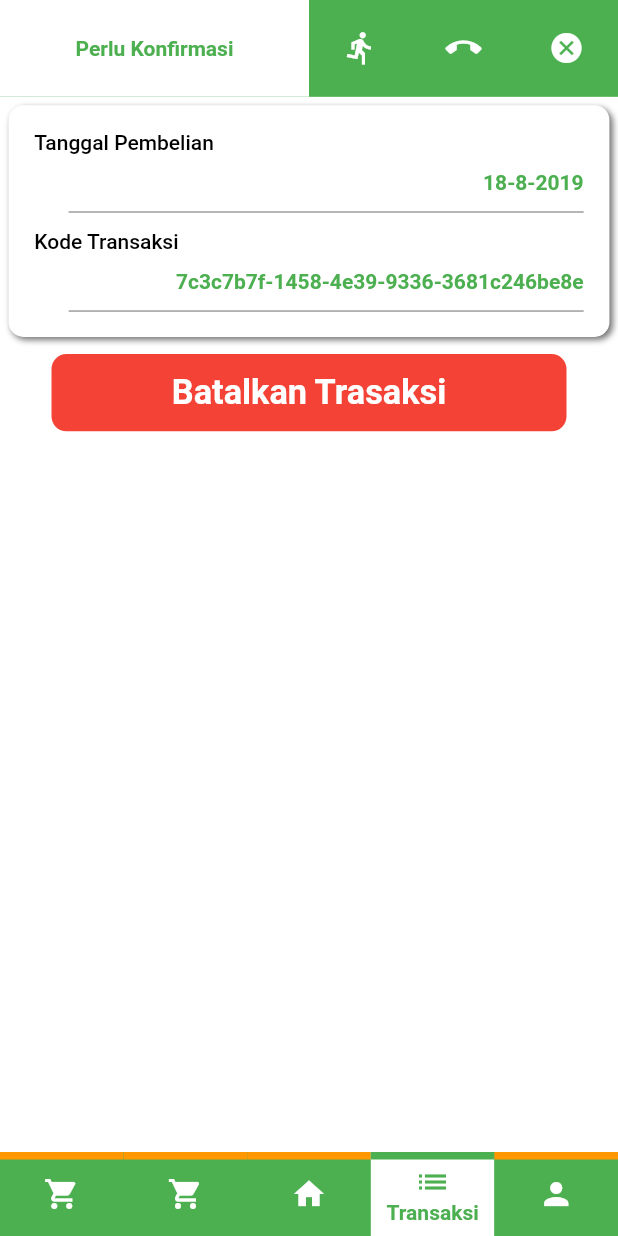
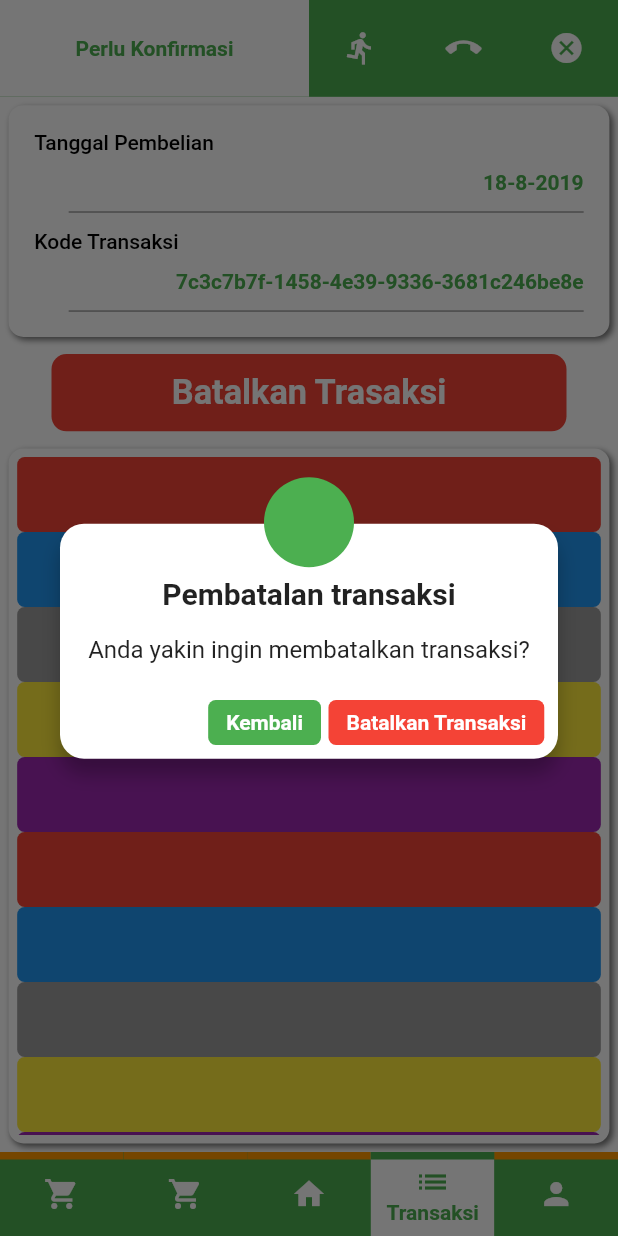
Before and after one commit to ilhamfu/pertani_shop, a Flutter app: the HomePage screen opened directly, item 3 of the bottom bar chosen, after a tap on "Batalkan Trasaksi", on a phone screen of 412 x 824 dp. Run offline on Flutter 3.47's test engine with Material 2 defaults, Android fonts, the phone set to English and light mode, and no system bars; our stand-ins replace bloc, cached_network_image, equatable, firebase_auth, flutter_bloc, flutter_screenutil and 3 more; missing offline and left inert: flutter_facebook_login; accounts and stored records are empty; network calls fail.

Commit message:
More stuff

```diff
--- a/lib/main.dart
+++ b/lib/main.dart
@@ -48,7 +48,7 @@ class HomePage extends StatefulWidget {
 
 class _HomePageState extends State<HomePage> {
   int _currentPage = 1;
-  PageController _pageController = PageController(initialPage: 1);
+  PageController _pageController;
 
   @override
   void dispose() {
@@ -61,6 +61,11 @@ class _HomePageState extends State<HomePage> {
       _currentPage = index;
       _pageController.jumpToPage(index);
     });
+  }
+  @override
+  void initState() {
+    super.initState();
+    _pageController = PageController(initialPage: _currentPage);
   }
 
   @override
--- a/lib/pages/product_page.dart
+++ b/lib/pages/product_page.dart
@@ -512,6 +512,7 @@ class _ProductPageBody extends StatelessWidget {
 
 class _ProductPageState extends State<ProductPage> {
   @override
+  @override
   Widget build(BuildContext context) {
     return GestureDetector(
       onTap: () {
@@ -526,6 +527,7 @@ class _ProductPageState extends State<ProductPage> {
 
   @override
   void initState() {
+    BlocProvider.of<FilterBloc>(context).dispatch(EmptyFilter());
     super.initState();
   }
 }
--- a/lib/pages/trasaction_page.dart
+++ b/lib/pages/trasaction_page.dart
@@ -1,5 +1,6 @@
 import 'package:flutter/material.dart';
 import 'package:flutter_screenutil/flutter_screenutil.dart';
+import 'package:pertani_shop/widgets/custom_dialog.dart';
 import 'package:qr_flutter/qr_flutter.dart';
 
 class TransactionPage extends StatefulWidget {
@@ -152,16 +153,57 @@ class _TransactionNotProcess extends StatelessWidget {
   @override
   Widget build(BuildContext context) {
     return Container(
-      child: Column(
-        children: <Widget>[
-          Container(
+      child: Column(children: <Widget>[
+        _buildDetail(),
+        _buildCancelButton(context),
+        _buildProductList()
+      ]),
+    );
+  }
+
+  Container _buildCancelButton(BuildContext context) {
+    return Container(
+      decoration: BoxDecoration(
+          color: Colors.red, borderRadius: BorderRadius.circular(10)),
+      margin: EdgeInsets.all(ScreenUtil().setWidth(5)),
+      width: ScreenUtil().setWidth(300),
+      height: ScreenUtil().setHeight(40),
+      child: Material(
+        color: Colors.transparent,
+        child: InkWell(
+          borderRadius: BorderRadius.circular(10),
+          splashColor: Colors.white,
+          onTap: () {
+            showDialog(
+                context: context,
+                builder: (ctx) => CustomYesNoDialog(
+                      yesButtonText: "Batalkan Transaksi",
+                      noButtonText: "Kembali",
+                      description: "Anda yakin ingin membatalkan transaksi?",
+                      title: "Pembatalan transaksi",
+                    ));
+          },
+          child: Center(
+            child: Text(
+              "Batalkan Trasaksi",
+              style: TextStyle(
+                  color: Colors.white,
+                  fontSize: ScreenUtil().setSp(20),
+                  fontWeight: FontWeight.bold),
+            ),
+          ),
+        ),
+      ),
+    );
+  }
+
+  Container _buildDetail() {
+    return Container(
       decoration: BoxDecoration(
           color: Colors.white,
           boxShadow: [
             BoxShadow(
-                      color: Colors.black54,
-                      blurRadius: 3,
-                      offset: Offset(2, 2))
+                color: Colors.black54, blurRadius: 3, offset: Offset(2, 2))
           ],
           borderRadius: BorderRadius.circular(10)),
       margin: EdgeInsets.all(ScreenUtil().setWidth(5)),
@@ -176,8 +218,8 @@ class _TransactionNotProcess extends StatelessWidget {
             alignment: Alignment.centerLeft,
             child: Text(
               "Tanggal Pembelian",
-                    style: TextStyle(
-                        color: Colors.black, fontWeight: FontWeight.w500),
+              style:
+                  TextStyle(color: Colors.black, fontWeight: FontWeight.w500),
             ),
           ),
           Align(
@@ -200,8 +242,8 @@ class _TransactionNotProcess extends StatelessWidget {
             alignment: Alignment.centerLeft,
             child: Text(
               "Kode Transaksi",
-                    style: TextStyle(
-                        color: Colors.black, fontWeight: FontWeight.w500),
+              style:
+                  TextStyle(color: Colors.black, fontWeight: FontWeight.w500),
             ),
           ),
           Align(
@@ -221,35 +263,40 @@ class _TransactionNotProcess extends StatelessWidget {
               )),
         ],
       ),
+    );
+  }
+
+  _buildProductList() {
+    return Expanded(
+      child: Container(
+          decoration: BoxDecoration(
+              color: Colors.white,
+              boxShadow: [
+                BoxShadow(
+                    color: Colors.black54, blurRadius: 3, offset: Offset(2, 2))
+              ],
+              borderRadius: BorderRadius.circular(10)),
+          margin: EdgeInsets.all(ScreenUtil().setWidth(5)),
+          padding: EdgeInsets.symmetric(
+              horizontal: ScreenUtil().setWidth(5),
+              vertical: ScreenUtil().setWidth(5)),
+          height: ScreenUtil().setHeight(120),
+          child: ListView.builder(
+            itemCount: 20,
+            itemBuilder: (ctx, index) => Container(
+                decoration: BoxDecoration(
+                  color: [
+                    Colors.red,
+                    Colors.blue,
+                    Colors.grey,
+                    Colors.yellow,
+                    Colors.purple
+                  ][index % 5],
+                  borderRadius: BorderRadius.circular(5)
                 ),
-          Container(
-            decoration: BoxDecoration(
-                color: Colors.red, borderRadius: BorderRadius.circular(10)),
-            margin: EdgeInsets.all(ScreenUtil().setWidth(5)),
-            width: ScreenUtil().setWidth(300),
-            height: ScreenUtil().setHeight(40),
-            child: Material(
-              color: Colors.transparent,
-              child: InkWell(
-                borderRadius: BorderRadius.circular(10),
-                splashColor: Colors.white,
-                onTap: () {
-
-                },
-                child: Center(
-                  child: Text(
-                    "Batalkan Trasaksi",
-                    style: TextStyle(
-                        color: Colors.white,
-                        fontSize: ScreenUtil().setSp(20),
-                        fontWeight: FontWeight.bold),
-                  ),
-                ),
-              ),
-            ),
-          )
-        ],
-      ),
+                height: 50,
+                width: double.infinity),
+          )),
     );
   }
 }
--- a/lib/widgets/custom_dialog.dart
+++ b/lib/widgets/custom_dialog.dart
@@ -1,13 +1,15 @@
 import 'package:flutter/material.dart';
+import 'package:flutter_screenutil/flutter_screenutil.dart';
 
-class CustomDialog extends StatelessWidget {
-  final String title, description, buttonText;
+class CustomYesNoDialog extends StatelessWidget {
+  final String title, description, yesButtonText, noButtonText;
   final Image image;
 
-  CustomDialog({
+  CustomYesNoDialog({
     @required this.title,
     @required this.description,
-    @required this.buttonText,
+    @required this.yesButtonText,
+    @required this.noButtonText,
     this.image,
   });
 
@@ -28,12 +30,12 @@ class CustomDialog extends StatelessWidget {
       children: <Widget>[
         Container(
           padding: EdgeInsets.only(
-            top: 82,
-            bottom: 16,
-            left: 16,
-            right: 16,
+            top: ScreenUtil().setWidth( 31),
+            bottom: ScreenUtil().setWidth(8),
+            left: ScreenUtil().setWidth(8),
+            right: ScreenUtil().setWidth(8),
           ),
-          margin: EdgeInsets.only(top: 66),
+          margin: EdgeInsets.only(top: 31),
           decoration: new BoxDecoration(
             color: Colors.white,
             shape: BoxShape.rectangle,
@@ -52,7 +54,7 @@ class CustomDialog extends StatelessWidget {
               Text(
                 title,
                 style: TextStyle(
-                  fontSize: 24.0,
+                  fontSize: 20.0,
                   fontWeight: FontWeight.w700,
                 ),
               ),
@@ -67,11 +69,65 @@ class CustomDialog extends StatelessWidget {
               SizedBox(height: 24.0),
               Align(
                 alignment: Alignment.bottomRight,
-                child: FlatButton(
-                  onPressed: () {
-                    Navigator.of(context).pop(); // To close the dialog
-                  },
-                  child: Text(buttonText),
+                child: Row(
+                  mainAxisAlignment: MainAxisAlignment.end,
+                  children: <Widget>[
+                    Container(
+                      padding: EdgeInsets.symmetric(horizontal: 12),
+                      decoration: BoxDecoration(
+                        color: Colors.green,
+                        borderRadius: BorderRadius.circular(5),
+                      ),
+                      child: Material(
+                        borderRadius: BorderRadius.circular(5),
+                        color: Colors.transparent,
+                        child: InkWell(
+                          borderRadius: BorderRadius.circular(5),
+                          onTap: () {
+                            Navigator.of(context).pop(true);
+                          },
+                          child: Center(
+                            child: Text(
+                              noButtonText,
+                              style: TextStyle(
+                                  color: Colors.white,
+                                  fontWeight: FontWeight.w700),
+                            ),
+                          ),
+                        ),
+                      ),
+                      height: 30,
+                    ),
+                    SizedBox(
+                      width: 5,
+                    ),
+                    Container(
+                      decoration: BoxDecoration(
+                        color: Colors.red,
+                        borderRadius: BorderRadius.circular(5),
+                      ),
+                      child: Material(
+                        borderRadius: BorderRadius.circular(5),
+                        color: Colors.transparent,
+                        child: InkWell(
+                          borderRadius: BorderRadius.circular(5),
+                          onTap: () {
+                            Navigator.of(context).pop(false);
+                          },
+                          child: Center(
+                            child: Text(
+                              yesButtonText,
+                              style: TextStyle(
+                                  color: Colors.white,
+                                  fontWeight: FontWeight.w700),
+                            ),
+                          ),
+                        ),
+                      ),
+                      height: 30,
+                      padding: EdgeInsets.symmetric(horizontal: 12),
+                    )
+                  ],
                 ),
               ),
             ],
@@ -92,8 +148,8 @@ class _DialogIcon extends StatelessWidget {
       left: 16,
       right: 16,
       child: CircleAvatar(
-        backgroundColor: Colors.blueAccent,
-        radius: 66,
+        backgroundColor: Colors.green,
+        radius: 30,
       ),
     );
   }
```
Lines whose indentation alone changed are shown as unchanged.
